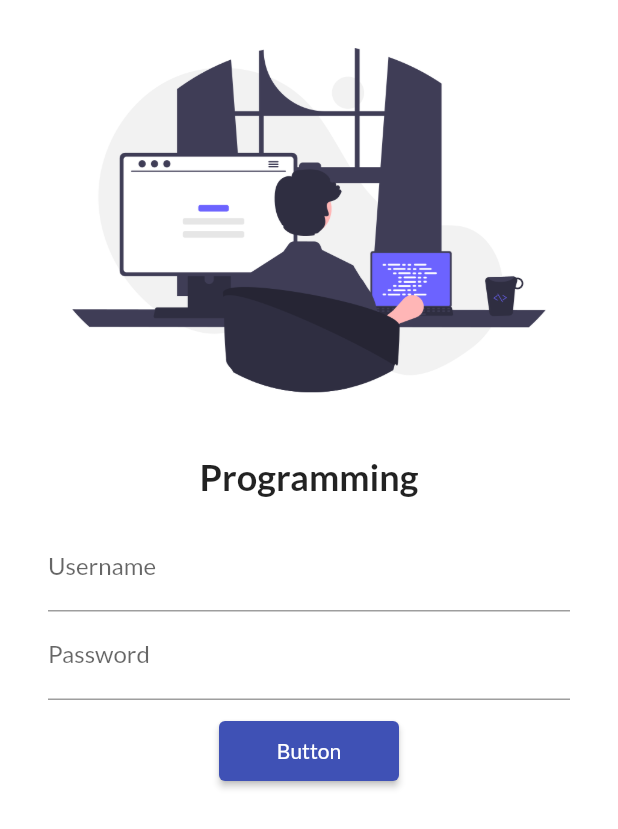
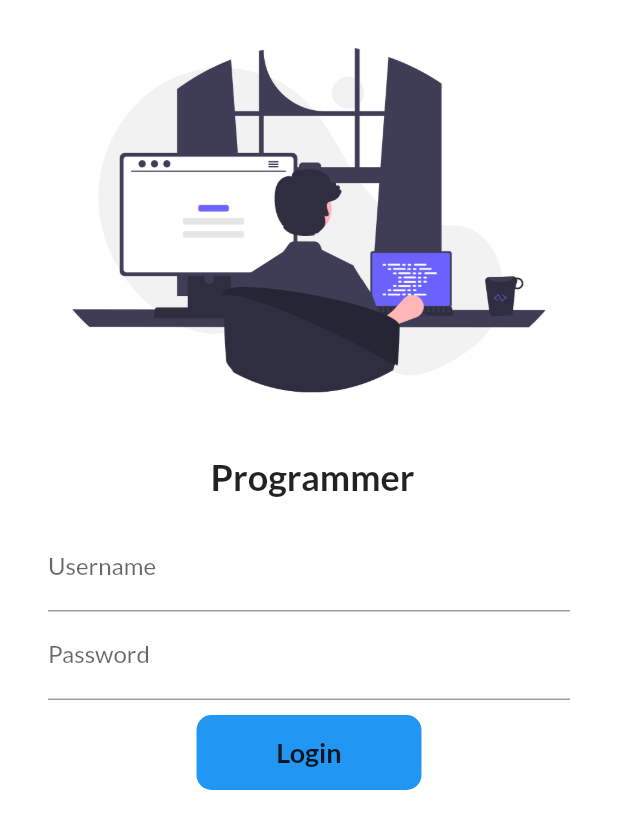
Before and after one commit to spark-coder/Fluttercatalog, a Flutter app: the screen it shows after launch, on a phone screen of 412 x 824 dp. Shown: the top 829 px of the screen. Run offline on Flutter 3.47's test engine with Material 2 defaults, Android fonts, the phone set to English and light mode, and no system bars; our stand-ins replace google_fonts.

Commit message:
day 6 completed

```diff
--- a/lib/pages/login_page.dart
+++ b/lib/pages/login_page.dart
@@ -1,9 +1,16 @@
 import 'package:flutter/material.dart';
 import 'package:flutter_application_2/utils/my_route.dart';
 
-class LoginPage extends StatelessWidget {
+class LoginPage extends StatefulWidget {
   const LoginPage({Key? key}) : super(key: key);
 
+  @override
+  State<LoginPage> createState() => _LoginPageState();
+}
+
+class _LoginPageState extends State<LoginPage> {
+  String name = "";
+  bool changeButton = false;
   @override
   Widget build(BuildContext context) {
     return Material(
@@ -13,13 +20,13 @@ class LoginPage extends StatelessWidget {
           children: <Widget>[
             Image.asset(
               "assets/pic.png",
-              fit: BoxFit.cover,
+              fit: BoxFit.fitWidth,
             ),
             SizedBox(
               height: 10,
             ),
             Text(
-              "Programming",
+              "$name Programmer",
               style: TextStyle(
                 fontSize: 24,
                 fontWeight: FontWeight.bold,
@@ -37,6 +44,10 @@ class LoginPage extends StatelessWidget {
                       hintText: "Enter username",
                       labelText: "Username",
                     ),
+                    onChanged: (value) {
+                      name = value;
+                      setState(() {});
+                    },
                   ),
                   TextFormField(
                     obscureText: true,
@@ -45,18 +56,54 @@ class LoginPage extends StatelessWidget {
                       labelText: "Password",
                     ),
                   ),
-                  SizedBox(height: 10),
-                  ElevatedButton(
-                    onPressed: () {
+                  SizedBox(
+                    height: 10,
+                  ),
+
+                  InkWell(
+                    onTap: () async {
+                      setState(() {
+                        changeButton = true;
+                      });
+                      await Future.delayed(Duration(seconds: 1));
                       Navigator.pushNamed(context, MyRoute.HomeRoute);
                     },
-                    child: Text(
-                      "Button",
-                    ),
-                    style: TextButton.styleFrom(
-                      minimumSize: Size(120, 40),
+                    child: AnimatedContainer(
+                      height: 50,
+                      width: changeButton ? 50 : 150,
+                      alignment: Alignment.center,
+                      child: changeButton
+                          ? Icon(
+                              Icons.done,
+                              color: Colors.white,
+                            )
+                          : Text(
+                              "Login",
+                              style: TextStyle(
+                                fontSize: 18,
+                                fontWeight: FontWeight.bold,
+                              ),
+                            ),
+                      decoration: BoxDecoration(
+                        color: Colors.blue,
+                        // shape:
+                        //     changeButton ? BoxShape.circle : BoxShape.rectangle,
+                        borderRadius: BorderRadius.circular(10),
+                      ),
+                      duration: Duration(seconds: 1),
                     ),
                   ),
+                  // ElevatedButton(
+                  //   onPressed: () {
+                  //     Navigator.pushNamed(context, MyRoute.HomeRoute);
+                  //   },
+                  //   child: Text(
+                  //     "Button",
+                  //   ),
+                  //   style: TextButton.styleFrom(
+                  //     minimumSize: Size(120, 40),
+                  //   ),
+                  // ),
                 ],
               ),
             ),
```
